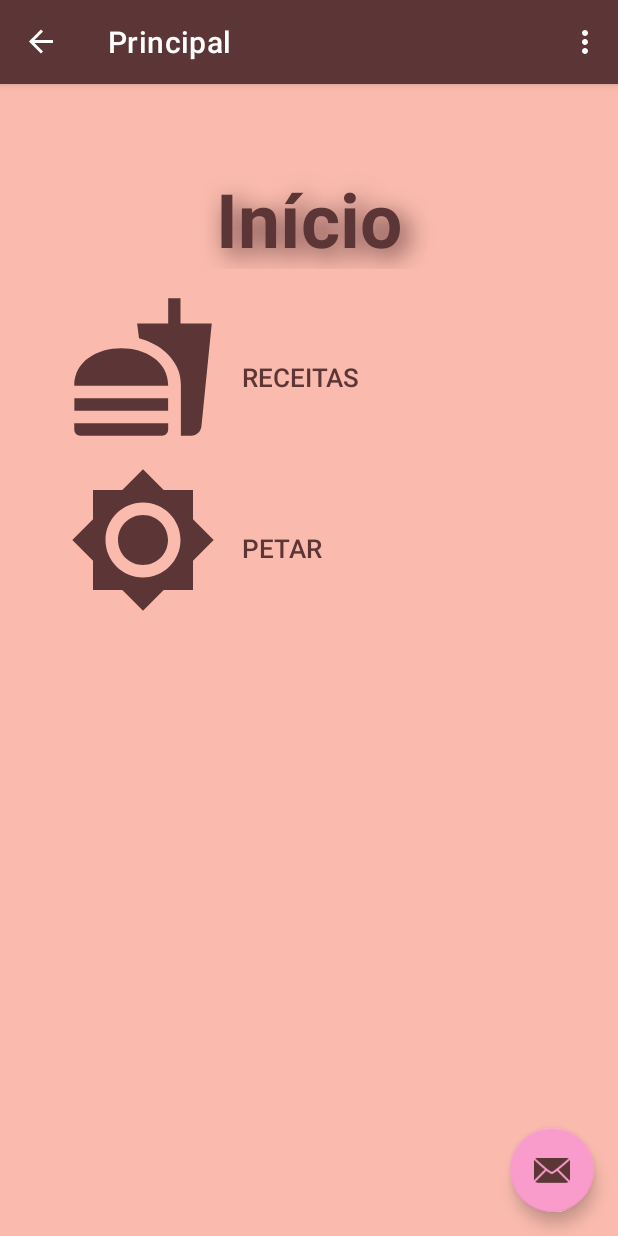
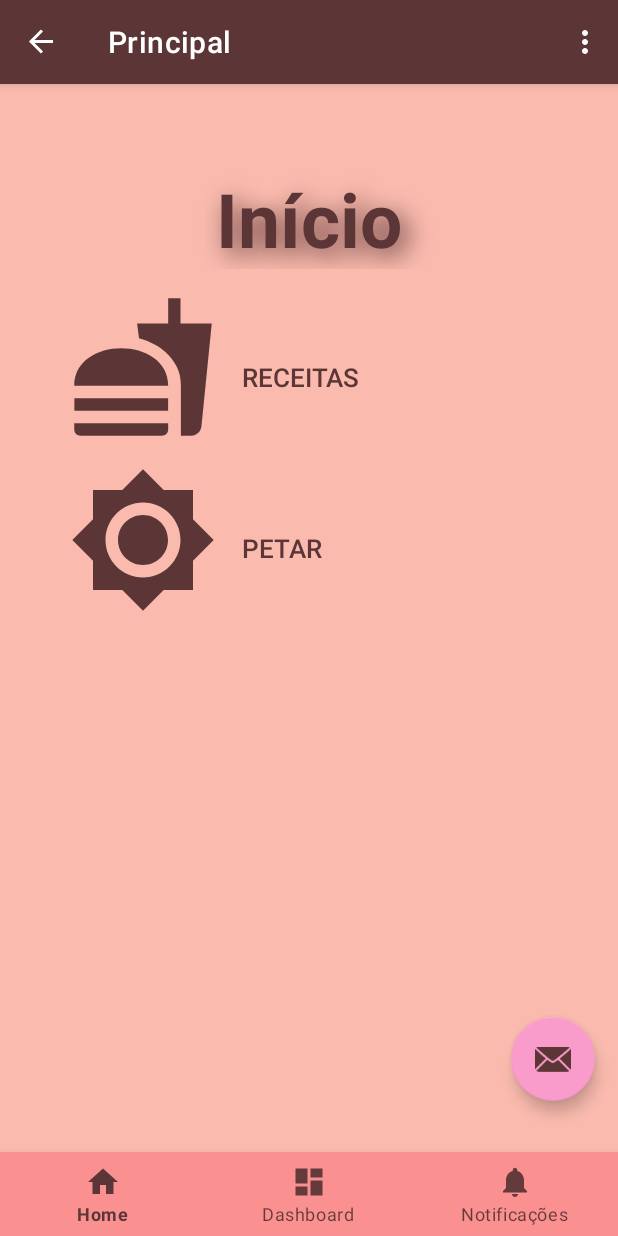
Before and after one commit to Hmath23/App_AndroidStudio, an Android app: the screen it shows after launch (BaseMenu), on a phone screen of 412 x 824 dp. Run offline under Robolectric (Android 15) with nearby library versions, the phone set to English and light mode, and no system bars; our stand-ins replace navigation-ui.

Commit message:
Estruturação do aplicativo

```diff
--- /dev/null
+++ b/app/src/main/res/drawable/ic_dashboard.xml
@@ -0,0 +1,5 @@
+<vector android:height="24dp" android:tint="#5C3636"
+    android:viewportHeight="24" android:viewportWidth="24"
+    android:width="24dp" xmlns:android="http://schemas.android.com/apk/res/android">
+    <path android:fillColor="@android:color/white" android:pathData="M3,13h8L11,3L3,3v10zM3,21h8v-6L3,15v6zM13,21h8L21,11h-8v10zM13,3v6h8L21,3h-8z"/>
+</vector>
--- /dev/null
+++ b/app/src/main/res/drawable/ic_home.xml
@@ -0,0 +1,5 @@
+<vector android:height="24dp" android:tint="#5C3636"
+    android:viewportHeight="24" android:viewportWidth="24"
+    android:width="24dp" xmlns:android="http://schemas.android.com/apk/res/android">
+    <path android:fillColor="@android:color/white" android:pathData="M10,20v-6h4v6h5v-8h3L12,3 2,12h3v8z"/>
+</vector>
--- /dev/null
+++ b/app/src/main/res/drawable/ic_notifications.xml
@@ -0,0 +1,5 @@
+<vector android:height="24dp" android:tint="#5C3636"
+    android:viewportHeight="24" android:viewportWidth="24"
+    android:width="24dp" xmlns:android="http://schemas.android.com/apk/res/android">
+    <path android:fillColor="@android:color/white" android:pathData="M12,22c1.1,0 2,-0.9 2,-2h-4c0,1.1 0.89,2 2,2zM18,16v-5c0,-3.07 -1.64,-5.64 -4.5,-6.32L13.5,4c0,-0.83 -0.67,-1.5 -1.5,-1.5s-1.5,0.67 -1.5,1.5v0.68C7.63,5.36 6,7.92 6,11v5l-2,2v1h16v-1l-2,-2z"/>
+</vector>
--- a/app/src/main/res/layout/app_bar_base_menu.xml
+++ b/app/src/main/res/layout/app_bar_base_menu.xml
@@ -20,15 +20,17 @@
 
     </com.google.android.material.appbar.AppBarLayout>
 
+
     <com.google.android.material.floatingactionbutton.FloatingActionButton
         android:id="@+id/fab"
         android:layout_width="wrap_content"
         android:layout_height="wrap_content"
         android:layout_gravity="bottom|end"
-        android:layout_marginEnd="@dimen/fab_margin"
-        android:layout_marginBottom="16dp"
+        android:layout_marginRight="@dimen/activity_horizontal_margin"
+        android:layout_marginBottom="90dp"
         app:srcCompat="@android:drawable/ic_dialog_email" />
 
     <include layout="@layout/content_base_menu" />
+    <include layout="@layout/fragment_menu_inferior"/>
 
 </androidx.coordinatorlayout.widget.CoordinatorLayout>
--- /dev/null
+++ b/app/src/main/res/layout/fragment_menu_inferior.xml
@@ -0,0 +1,34 @@
+<?xml version="1.0" encoding="utf-8"?>
+<androidx.constraintlayout.widget.ConstraintLayout xmlns:android="http://schemas.android.com/apk/res/android"
+    xmlns:app="http://schemas.android.com/apk/res-auto"
+    android:id="@+id/container"
+    android:layout_width="match_parent"
+    android:layout_height="match_parent"
+    android:paddingTop="?attr/actionBarSize">
+
+    <com.google.android.material.bottomnavigation.BottomNavigationView
+        android:id="@+id/bottom_nav_view"
+        android:layout_width="match_parent"
+        android:layout_height="wrap_content"
+        android:layout_marginStart="0dp"
+        android:layout_marginEnd="0dp"
+        android:background="?android:attr/windowBackground"
+        app:layout_constraintBottom_toBottomOf="parent"
+        app:layout_constraintLeft_toLeftOf="parent"
+        app:menu="@menu/bottom_nav_menu"
+        app:itemBackground="@color/tulip"/>
+    <fragment
+        android:id="@+id/nav_bottom_fragment"
+        android:name="androidx.navigation.fragment.NavHostFragment"
+        android:layout_width="match_parent"
+        android:layout_height="match_parent"
+        app:defaultNavHost = "true"
+        app:layout_constraintBottom_toTopOf="@id/bottom_nav_view"
+        app:layout_constraintHorizontal_bias="0.0"
+        app:layout_constraintLeft_toLeftOf="parent"
+        app:layout_constraintRight_toRightOf="parent"
+        app:layout_constraintTop_toTopOf="parent"
+        app:layout_constraintVertical_bias="1.0"/>
+
+
+</androidx.constraintlayout.widget.ConstraintLayout>
--- /dev/null
+++ b/app/src/main/res/menu/bottom_nav_menu.xml
@@ -0,0 +1,17 @@
+<?xml version="1.0" encoding="utf-8"?>
+<menu xmlns:android="http://schemas.android.com/apk/res/android">
+
+    <item
+        android:id="@+id/navigation_home"
+        android:icon="@drawable/ic_home"
+        android:title="@string/menu_home"/>
+    <item
+        android:id="@+id/navigation_dashboard"
+        android:icon="@drawable/ic_dashboard"
+        android:title="@string/menu_dashboard"/>
+    <item
+        android:id="@+id/navigation_notifications"
+        android:icon="@drawable/ic_notifications"
+        android:title="@string/menu_notifica"/>
+
+</menu>
--- a/app/src/main/res/values/strings.xml
+++ b/app/src/main/res/values/strings.xml
@@ -17,4 +17,8 @@
     <string name="menu_receitas">Receitas</string>
     <string name="menu_principal">Principal</string>
 
+    <string name="menu_dashboard">Dashboard</string>
+    <string name="menu_notifica">Notificações</string>
+
+
 </resources>
```
